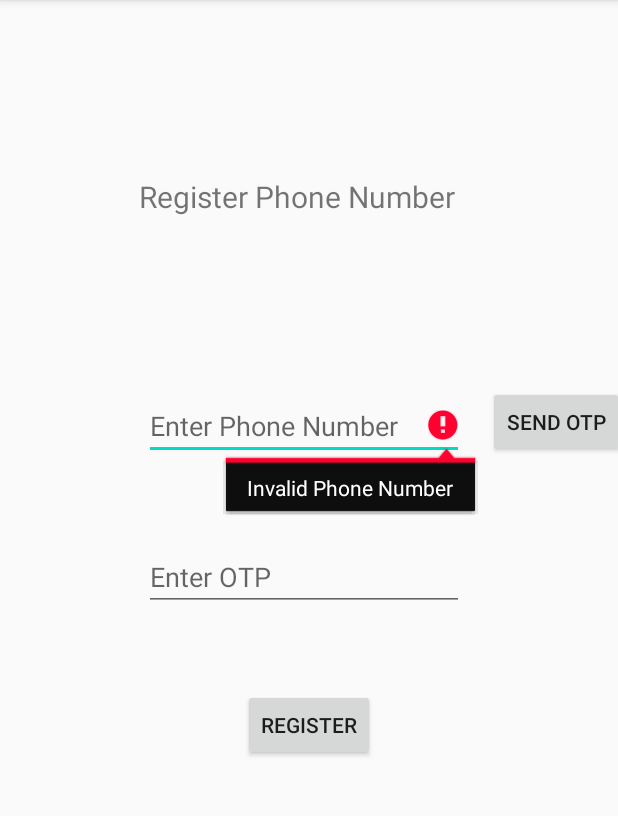
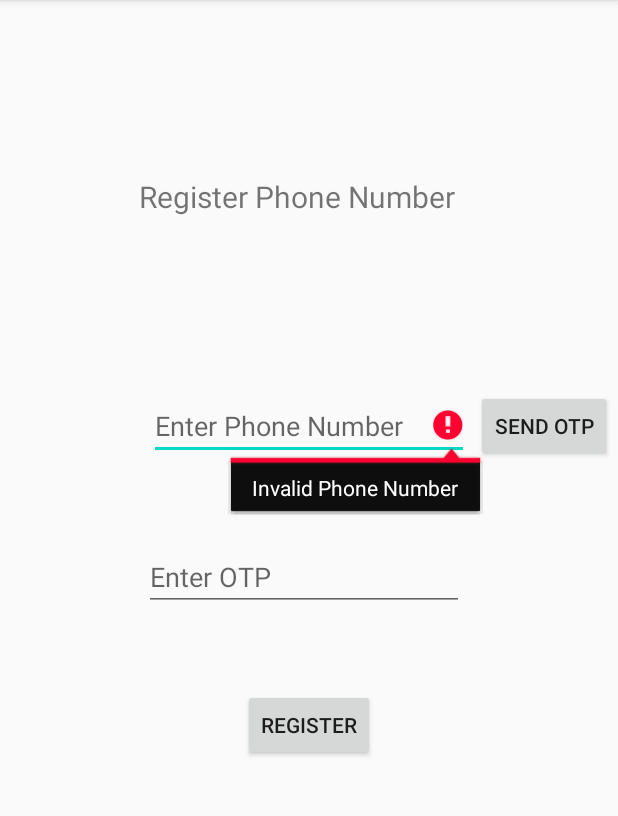
Before and after one commit to harsh47sharma/Sanjivani, an Android app: the screen it shows after launch (SignUpActivity), after a tap on "SEND OTP", on a phone screen of 412 x 824 dp, the part 84-900 px from its top. Run offline under Robolectric (Android 15) with nearby library versions, the light colour scheme and no system bars; our stand-ins replace Firebase (no records; nobody signed in at launch, a user with empty details on screens opened directly).

Commit message:
phone auth bug fixes

```diff
--- a/app/src/main/java/com/collection/sanjivani/SignUpActivity.java
+++ b/app/src/main/java/com/collection/sanjivani/SignUpActivity.java
@@ -8,6 +8,7 @@ import android.os.Bundle;
 import android.util.Log;
 import android.view.View;
 import android.widget.EditText;
+import android.widget.ProgressBar;
 import android.widget.Toast;
 
 import com.google.android.gms.tasks.OnCompleteListener;
@@ -24,6 +25,7 @@ import java.util.concurrent.TimeUnit;
 public class SignUpActivity extends AppCompatActivity {
 
     EditText phoneNumberEditText, otpEditText;
+    ProgressBar PhoneSignUpProgressBar;
     FirebaseAuth mAuth;
     String codeSentToUser;
     String countryCode = "+91 ";
@@ -33,6 +35,8 @@ public class SignUpActivity extends AppCompatActivity {
         setContentView(R.layout.activity_sign_up);
 
         mAuth = FirebaseAuth.getInstance();
+        PhoneSignUpProgressBar = findViewById(R.id.phoneSignUpProgressBar);
+
 
         phoneNumberEditText = findViewById(R.id.phoneNumberEditText);
         otpEditText = findViewById(R.id.otpEditText);
@@ -40,7 +44,6 @@ public class SignUpActivity extends AppCompatActivity {
         findViewById(R.id.sendOTPButton).setOnClickListener(new View.OnClickListener() {
             @Override
             public void onClick(View view) {
-                Toast.makeText(getApplicationContext(), "otp sent", Toast.LENGTH_LONG).show();
                 sendVerificationCode();
             }
         });
@@ -48,26 +51,29 @@ public class SignUpActivity extends AppCompatActivity {
         findViewById(R.id.registerButton).setOnClickListener(new View.OnClickListener() {
             @Override
             public void onClick(View view) {
-                verifyUserOTP();
+                String codeEnteredByUser = otpEditText.getText().toString().trim();
+                PhoneSignUpProgressBar.setVisibility(View.VISIBLE);
+                verifyUserOTP(codeEnteredByUser);
             }
         });
+
     }
     private void sendVerificationCode(){
 
         String rawPhoneNumber = phoneNumberEditText.getText().toString().trim();
         String phoneNumber = countryCode + rawPhoneNumber;
-        Toast.makeText(getApplicationContext(), phoneNumber, Toast.LENGTH_LONG).show();
         if(phoneNumber.isEmpty()){
             phoneNumberEditText.setError("Phone number is required");
             phoneNumberEditText.requestFocus();
             return;
         }
-        if(phoneNumber.length() > 14 || phoneNumber.length() < 10){
+        else if(phoneNumber.length()!=14){
             phoneNumberEditText.setError("Invalid Phone Number");
             phoneNumberEditText.requestFocus();
             return;
         }
-
+        else {
+            Toast.makeText(getApplicationContext(), "OTP send to " + phoneNumber, Toast.LENGTH_LONG).show();
             PhoneAuthProvider.getInstance().verifyPhoneNumber(
                     phoneNumber,        // Phone number to verify
                     60,                 // Timeout duration
@@ -75,12 +81,17 @@ public class SignUpActivity extends AppCompatActivity {
                     this,               // Activity (for callback binding)
                     mCallbacks);        // OnVerificationStateChangedCallbacks
         }
+    }
 
     PhoneAuthProvider.OnVerificationStateChangedCallbacks mCallbacks = new PhoneAuthProvider.OnVerificationStateChangedCallbacks() {
 
         @Override
         public void onVerificationCompleted(@NonNull PhoneAuthCredential phoneAuthCredential) {
-
+            String autoGetCode = phoneAuthCredential.getSmsCode();
+            if(autoGetCode != null){
+                PhoneSignUpProgressBar.setVisibility(View.VISIBLE);
+                verifyUserOTP(autoGetCode);
+            }
         }
 
         @Override
@@ -95,15 +106,21 @@ public class SignUpActivity extends AppCompatActivity {
         }
     };
 
-    private void verifyUserOTP(){
-        String codeEnteredByUser = otpEditText.getText().toString();
+    private void verifyUserOTP(String codeEnteredByUser){
         if(codeEnteredByUser.isEmpty()){
             otpEditText.setError("OTP cannot be null");
             otpEditText.requestFocus();
             return;
         }
+        else if(codeEnteredByUser.length() != 6){
+            otpEditText.setError("Invalid OTP");
+            otpEditText.requestFocus();
+            return;
+        }
+        else{
             PhoneAuthCredential credential = PhoneAuthProvider.getCredential(codeSentToUser, codeEnteredByUser);
             signInWithPhoneAuthCredential(credential);
+        }
     }
 
     private void signInWithPhoneAuthCredential(PhoneAuthCredential credential) {
@@ -113,6 +130,7 @@ public class SignUpActivity extends AppCompatActivity {
                     public void onComplete(@NonNull Task<AuthResult> task) {
                         if (task.isSuccessful()) {
                             Intent intent = new Intent(SignUpActivity.this, GoogleSignUpActivity.class);
+                            intent.setFlags(Intent.FLAG_ACTIVITY_NEW_TASK | Intent.FLAG_ACTIVITY_CLEAR_TASK);
                             startActivity(intent);
                             finish();
                         } else {
--- a/app/src/main/res/layout/activity_sign_up.xml
+++ b/app/src/main/res/layout/activity_sign_up.xml
@@ -11,12 +11,12 @@
         android:id="@+id/sendOTPButton"
         android:layout_width="wrap_content"
         android:layout_height="wrap_content"
-        android:layout_marginStart="16dp"
         android:text="@string/send_otp_button"
         app:layout_constraintBottom_toBottomOf="parent"
+        app:layout_constraintEnd_toEndOf="parent"
         app:layout_constraintStart_toEndOf="@+id/phoneNumberEditText"
         app:layout_constraintTop_toTopOf="parent"
-        app:layout_constraintVertical_bias="0.357" />
+        app:layout_constraintVertical_bias="0.361" />
 
     <Button
         android:id="@+id/registerButton"
@@ -33,11 +33,11 @@
         android:id="@+id/phoneNumberEditText"
         android:layout_width="wrap_content"
         android:layout_height="wrap_content"
-        android:layout_marginStart="96dp"
         android:ems="10"
         android:hint="@string/phone_number_hint"
         android:inputType="phone"
         app:layout_constraintBottom_toTopOf="@+id/registerButton"
+        app:layout_constraintEnd_toEndOf="parent"
         app:layout_constraintStart_toStartOf="parent"
         app:layout_constraintTop_toTopOf="parent"
         app:layout_constraintVertical_bias="0.631" />
@@ -67,4 +67,17 @@
         app:layout_constraintHorizontal_bias="0.46"
         app:layout_constraintStart_toStartOf="parent"
         app:layout_constraintTop_toTopOf="parent" />
+
+    <ProgressBar
+        android:id="@+id/phoneSignUpProgressBar"
+        style="?android:attr/progressBarStyle"
+        android:layout_width="wrap_content"
+        android:visibility="invisible"
+        android:layout_height="wrap_content"
+        app:layout_constraintBottom_toBottomOf="parent"
+        app:layout_constraintEnd_toEndOf="parent"
+        app:layout_constraintHorizontal_bias="0.498"
+        app:layout_constraintStart_toStartOf="parent"
+        app:layout_constraintTop_toTopOf="parent"
+        app:layout_constraintVertical_bias="0.761" />
 </androidx.constraintlayout.widget.ConstraintLayout>
```
Lines whose indentation alone changed are shown as unchanged.
